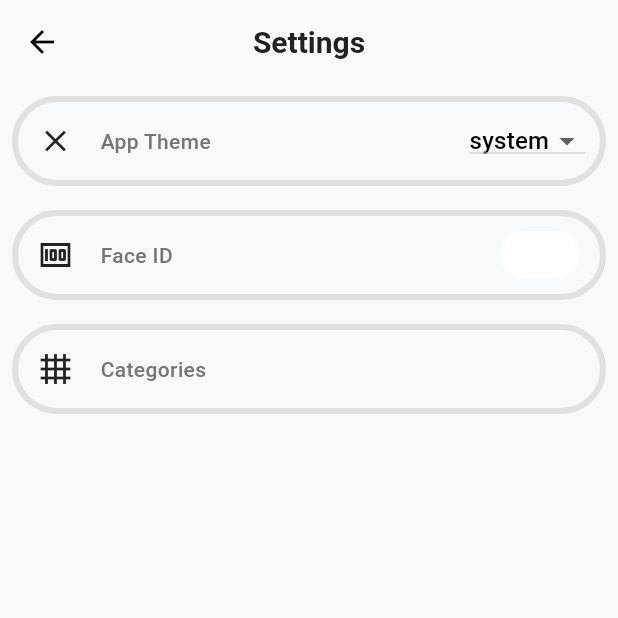
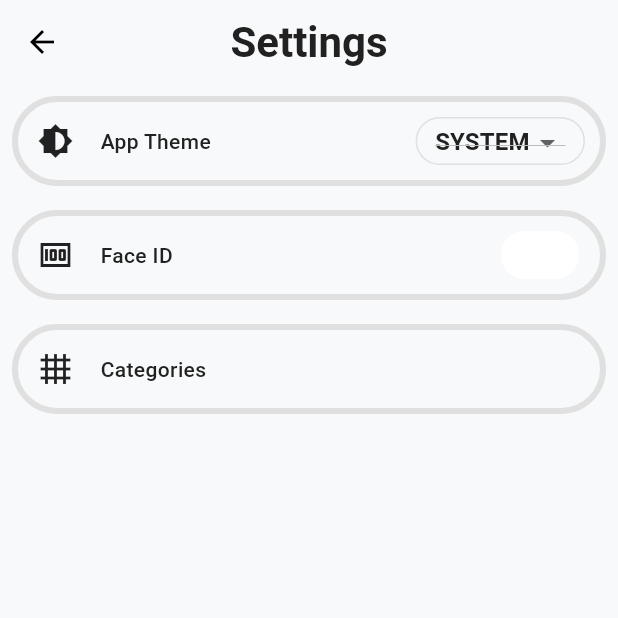
Before and after one commit to AlwaleedAlroomi/Track_Your_Finance, a Flutter app: the SettingsScreen screen opened by its route, on a phone screen of 412 x 824 dp, the top half of it. Run offline on Flutter 3.47's test engine with Material 3 defaults, Android fonts, the phone set to English and light mode, and no system bars; our stand-ins replace cached_network_image, dotted_border, flutter_riverpod, shared_preferences, smooth_page_indicator; accounts and stored records are empty; network calls fail.

Commit message:
some changes in the UI

```diff
--- a/lib/core/themes/theme.dart
+++ b/lib/core/themes/theme.dart
@@ -7,10 +7,7 @@ class AppTheme {
     primaryColor: AppColors.primary,
     scaffoldBackgroundColor: AppColors.background,
     cardColor: AppColors.cardBackground,
-    textTheme: const TextTheme(
-      bodyLarge: TextStyle(color: AppColors.textPrimary),
-      bodyMedium: TextStyle(color: AppColors.textSecondary),
-    ),
+    textTheme: lightTextTheme,
     appBarTheme: const AppBarTheme(
       backgroundColor: AppColors.background,
       elevation: 0,
@@ -70,11 +67,7 @@ class AppTheme {
     primaryColor: AppColors.primary,
     scaffoldBackgroundColor: Colors.black,
     cardColor: const Color(0xFF1E1E1E), // Dark card background
-    textTheme: const TextTheme(
-      bodyLarge: TextStyle(color: Colors.white),
-      bodyMedium: TextStyle(color: Colors.white),
-      titleMedium: TextStyle(color: Colors.white),
-    ),
+    textTheme: darkTextTheme,
     appBarTheme: const AppBarTheme(
       backgroundColor: Colors.black,
       elevation: 0,
@@ -143,3 +136,143 @@ class AppTheme {
     );
   }
 }
+
+TextTheme darkTextTheme = const TextTheme(
+  // Headlines
+  headlineLarge: TextStyle(
+    fontSize: 32,
+    fontWeight: FontWeight.bold,
+    color: AppColors.textAccent,
+  ),
+  headlineMedium: TextStyle(
+    fontSize: 28,
+    fontWeight: FontWeight.bold,
+    color: AppColors.textAccent,
+  ),
+  headlineSmall: TextStyle(
+    fontSize: 24,
+    fontWeight: FontWeight.bold,
+    color: AppColors.textAccent,
+  ),
+
+  // Titles
+  titleLarge: TextStyle(
+    fontSize: 22,
+    fontWeight: FontWeight.w600,
+    color: AppColors.textAccent,
+  ),
+  titleMedium: TextStyle(
+    fontSize: 18,
+    fontWeight: FontWeight.w600,
+    color: AppColors.textAccent,
+  ),
+  titleSmall: TextStyle(
+    fontSize: 16,
+    fontWeight: FontWeight.w600,
+    color: AppColors.textAccent,
+  ),
+
+  // Body
+  bodyLarge: TextStyle(
+    fontSize: 16,
+    fontWeight: FontWeight.normal,
+    color: AppColors.textAccent,
+  ),
+  bodyMedium: TextStyle(
+    fontSize: 14,
+    fontWeight: FontWeight.normal,
+    color: AppColors.textAccent,
+  ),
+  bodySmall: TextStyle(
+    fontSize: 12,
+    fontWeight: FontWeight.normal,
+    color: AppColors.disabled,
+  ),
+
+  // Labels (e.g., buttons)
+  labelLarge: TextStyle(
+    fontSize: 16,
+    fontWeight: FontWeight.w600,
+    color: AppColors.textAccent,
+  ),
+  labelMedium: TextStyle(
+    fontSize: 14,
+    fontWeight: FontWeight.w600,
+    color: AppColors.textAccent,
+  ),
+  labelSmall: TextStyle(
+    fontSize: 12,
+    fontWeight: FontWeight.w600,
+    color: AppColors.textAccent,
+  ),
+);
+
+TextTheme lightTextTheme = const TextTheme(
+  // Headlines
+  headlineLarge: TextStyle(
+    fontSize: 32,
+    fontWeight: FontWeight.bold,
+    color: AppColors.textPrimary,
+  ),
+  headlineMedium: TextStyle(
+    fontSize: 28,
+    fontWeight: FontWeight.bold,
+    color: AppColors.textPrimary,
+  ),
+  headlineSmall: TextStyle(
+    fontSize: 24,
+    fontWeight: FontWeight.bold,
+    color: AppColors.textPrimary,
+  ),
+
+  // Titles
+  titleLarge: TextStyle(
+    fontSize: 22,
+    fontWeight: FontWeight.w600,
+    color: AppColors.textPrimary,
+  ),
+  titleMedium: TextStyle(
+    fontSize: 18,
+    fontWeight: FontWeight.w600,
+    color: AppColors.textPrimary,
+  ),
+  titleSmall: TextStyle(
+    fontSize: 16,
+    fontWeight: FontWeight.w600,
+    color: AppColors.textPrimary,
+  ),
+
+  // Body
+  bodyLarge: TextStyle(
+    fontSize: 16,
+    fontWeight: FontWeight.normal,
+    color: AppColors.textPrimary,
+  ),
+  bodyMedium: TextStyle(
+    fontSize: 14,
+    fontWeight: FontWeight.normal,
+    color: AppColors.textPrimary,
+  ),
+  bodySmall: TextStyle(
+    fontSize: 12,
+    fontWeight: FontWeight.normal,
+    color: AppColors.textSecondary,
+  ),
+
+  // Labels (e.g., buttons)
+  labelLarge: TextStyle(
+    fontSize: 16,
+    fontWeight: FontWeight.w600,
+    color: AppColors.textPrimary,
+  ),
+  labelMedium: TextStyle(
+    fontSize: 14,
+    fontWeight: FontWeight.w600,
+    color: AppColors.textPrimary,
+  ),
+  labelSmall: TextStyle(
+    fontSize: 12,
+    fontWeight: FontWeight.w600,
+    color: AppColors.textPrimary,
+  ),
+);
--- a/lib/features/accounts/presentaion/account_screen.dart
+++ b/lib/features/accounts/presentaion/account_screen.dart
@@ -29,6 +29,7 @@ class _AccountScreenState extends State<AccountScreen> {
           ),
           title: Text(
             widget.account.accountName,
+            style: Theme.of(context).textTheme.headlineMedium,
           ),
           centerTitle: true,
           actions: [
--- a/lib/features/accounts/presentaion/add_edit_account.dart
+++ b/lib/features/accounts/presentaion/add_edit_account.dart
@@ -54,6 +54,7 @@ class _AddEditAccountState extends State<AddEditAccount> {
             widget.account?.accountName == null
                 ? "Add New Account"
                 : "Edit Account",
+            style: Theme.of(context).textTheme.headlineMedium,
           ),
           centerTitle: true,
           actions: [
@@ -88,7 +89,8 @@ class _AddEditAccountState extends State<AddEditAccount> {
                 TextFormField(
                   controller: _accountBalanceController,
                   focusNode: _accountBalanceFocusNode,
-                  keyboardType: TextInputType.numberWithOptions(decimal: true),
+                  keyboardType:
+                      const TextInputType.numberWithOptions(decimal: true),
                   onChanged: (value) {
                     String formattedValue = formatNumber(value);
                     _accountBalanceController.value = TextEditingValue(
--- a/lib/features/categories/presentation/add_edit_category.dart
+++ b/lib/features/categories/presentation/add_edit_category.dart
@@ -80,7 +80,7 @@ class _AddEditCategoryScreenState extends State<AddEditCategoryScreen> {
           ),
           title: Text(
             widget.category != null ? "Edit Category" : "Add Category",
-            style: const TextStyle(color: AppColors.textPrimary),
+            style: Theme.of(context).textTheme.headlineMedium,
           ),
           centerTitle: true,
           actions: [
--- a/lib/features/categories/presentation/categories_screen.dart
+++ b/lib/features/categories/presentation/categories_screen.dart
@@ -58,8 +58,9 @@ class _CategoriesScreenState extends State<CategoriesScreen> {
               size: 30,
             ),
           ),
-          title: const Text(
+          title: Text(
             "Categories",
+            style: Theme.of(context).textTheme.headlineMedium,
           ),
           centerTitle: true,
           actions: [
--- a/lib/features/settings/presentation/settings_screen.dart
+++ b/lib/features/settings/presentation/settings_screen.dart
@@ -1,3 +1,4 @@
+import 'package:financial_tracker/core/themes/colors.dart';
 import 'package:flutter/material.dart';
 import 'package:flutter_riverpod/flutter_riverpod.dart';
 import 'package:financial_tracker/core/routes/routes_name.dart';
@@ -13,6 +14,12 @@ class SettingsScreen extends ConsumerWidget {
 
   SettingsScreen({super.key});
 
+  bool _isDarkMode(BuildContext context, ThemeMode selectedTheme) {
+    return selectedTheme == ThemeMode.dark ||
+        (selectedTheme == ThemeMode.system &&
+            MediaQuery.of(context).platformBrightness == Brightness.dark);
+  }
+
   @override
   Widget build(BuildContext context, WidgetRef ref) {
     final selectedTheme = ref.watch(themeProvider).themeMode;
@@ -20,8 +27,9 @@ class SettingsScreen extends ConsumerWidget {
     return SafeArea(
       child: Scaffold(
         appBar: AppBar(
-          title: const Text(
+          title: Text(
             "Settings",
+            style: Theme.of(context).textTheme.headlineMedium,
           ),
           centerTitle: true,
         ),
@@ -29,9 +37,21 @@ class SettingsScreen extends ConsumerWidget {
           children: [
             SettingOptions(
               optionName: "App Theme",
-              optionIcon: const Icon(Icons.close),
+              optionIcon: const Icon(Icons.brightness_6),
+              child: Container(
+                padding:
+                    const EdgeInsets.symmetric(horizontal: 12, vertical: 4),
+                height: 75,
+                decoration: BoxDecoration(
+                    borderRadius: BorderRadius.circular(16),
+                    border: Border.all(
+                      color: AppColors.border,
+                    )),
                 child: DropdownButton<ThemeMode>(
-
+                  dropdownColor: _isDarkMode(context, selectedTheme)
+                      ? AppColors.textPrimary
+                          .withValues(alpha: 0.8) // Gray for dark mode
+                      : null,
                   value: selectedTheme,
                   onChanged: (newTheme) {
                     themeNotifier.saveTheme(newTheme!);
@@ -40,9 +60,13 @@ class SettingsScreen extends ConsumerWidget {
                       .map<DropdownMenuItem<ThemeMode>>((ThemeMode theme) {
                     return DropdownMenuItem(
                       value: theme,
-                    child: Text(theme.toString().split('.').last),
+                      child: Text(
+                        theme.toString().split('.').last.toUpperCase(),
+                        style: Theme.of(context).textTheme.labelLarge,
+                      ),
                     );
                   }).toList(),
+                ),
               ),
             ),
             SettingOptions(
--- a/lib/features/transaction/presentation/transaction_screen.dart
+++ b/lib/features/transaction/presentation/transaction_screen.dart
@@ -62,8 +62,9 @@ class TransactionScreenState extends State<TransactionScreen> {
             icon: const Icon(Icons.close),
             iconSize: 35,
           ),
-          title: const Text(
+          title: Text(
             "New Transaction",
+            style: Theme.of(context).textTheme.headlineMedium,
           ),
           centerTitle: true,
           actions: [
--- a/lib/features/wish_list/presentation/add_edit_wish.dart
+++ b/lib/features/wish_list/presentation/add_edit_wish.dart
@@ -72,7 +72,9 @@ class _AddEditWishState extends State<AddEditWish> {
       child: Scaffold(
         appBar: AppBar(
           title: Text(
-              widget.wishlistItem != null ? "Edit Wish Item" : "New Wish Item"),
+            widget.wishlistItem != null ? "Edit Wish Item" : "New Wish Item",
+            style: Theme.of(context).textTheme.headlineMedium,
+          ),
           centerTitle: true,
         ),
         body: Padding(
@@ -163,8 +165,8 @@ class _AddEditWishState extends State<AddEditWish> {
                         child: TextFormField(
                           controller: _wishItemCurrentAmountController,
                           focusNode: _wishItemCurrentAmountFocusNode,
-                          keyboardType:
-                              TextInputType.numberWithOptions(decimal: true),
+                          keyboardType: const TextInputType.numberWithOptions(
+                              decimal: true),
                           textAlign: TextAlign.center,
                           decoration: const InputDecoration(
                             helperText: "",
--- a/lib/features/wish_list/presentation/wishlist_screen.dart
+++ b/lib/features/wish_list/presentation/wishlist_screen.dart
@@ -71,8 +71,9 @@ class _WishlistScreenState extends State<WishlistScreen> {
     return SafeArea(
       child: Scaffold(
         appBar: AppBar(
-          title: const Text(
+          title: Text(
             "Wish List Items",
+            style: Theme.of(context).textTheme.headlineMedium,
           ),
           centerTitle: true,
           actions: [
@@ -83,7 +84,6 @@ class _WishlistScreenState extends State<WishlistScreen> {
               icon: const Icon(Icons.add),
             ),
           ],
-
         ),
         body: ListView.builder(
           itemCount: wishlist.length,
```
Lines whose indentation alone changed are shown as unchanged.
